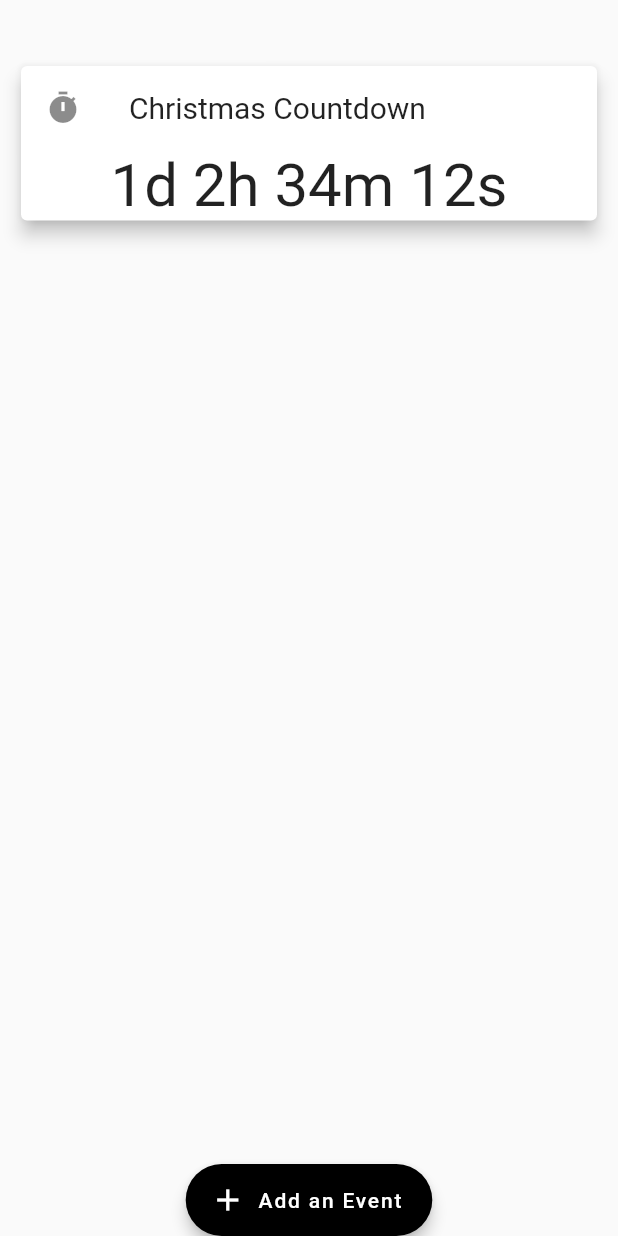
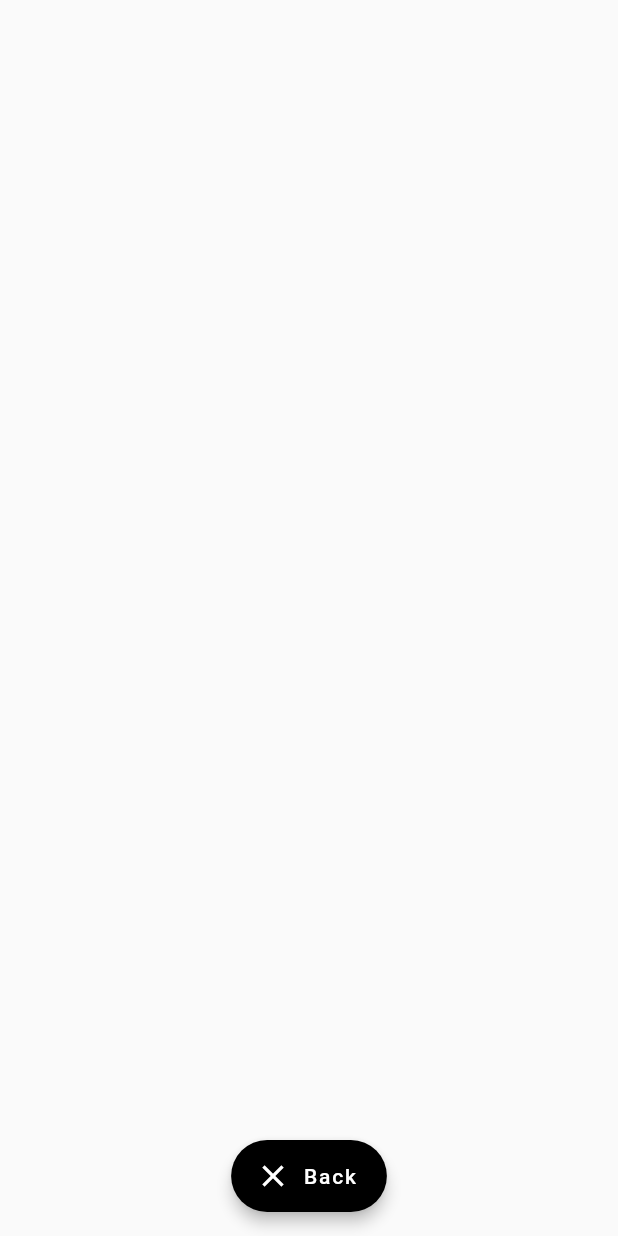
Before and after one commit to claveeq/countdown, a Flutter app: the screen it shows after launch, after a tap on "Add an Event", on a phone screen of 412 x 824 dp. Run offline on Flutter 3.47's test engine with Material 2 defaults, Android fonts, the phone set to English and light mode, and no system bars.

Commit message:
Add routes for creating an event

```diff
--- /dev/null
+++ b/lib/form_page.dart
@@ -0,0 +1,21 @@
+import 'package:flutter/material.dart';
+
+class FormPage extends StatelessWidget {
+  const FormPage({Key key}) : super(key: key);
+
+  @override
+  Widget build(BuildContext context) {
+    return Scaffold(
+      floatingActionButton: FloatingActionButton.extended(
+        elevation: 4.0,
+        backgroundColor: Colors.black,
+        icon: const Icon(Icons.close),
+        label: const Text('Back'),
+        onPressed: () {
+          Navigator.pop(context);
+        },
+      ),
+      floatingActionButtonLocation: FloatingActionButtonLocation.centerFloat,
+    );
+  }
+}
--- a/lib/homepage.dart
+++ b/lib/homepage.dart
@@ -1,24 +1,26 @@
 import 'package:flutter/material.dart';
 import 'package:flutter/widgets.dart';
+
+import 'form_page.dart';
 
 class Homepage extends StatelessWidget {
   const Homepage({Key key}) : super(key: key);
 
   @override
   Widget build(BuildContext context) {
-    return MaterialApp(
-      debugShowCheckedModeBanner: false,
-      home: Scaffold(
+    return Scaffold(
       body: EventCard(),
       floatingActionButton: FloatingActionButton.extended(
         elevation: 4.0,
         backgroundColor: Colors.black,
-          icon: const Icon(Icons.add),
+        icon: const Icon(Icons.alarm_add),
         label: const Text('Add an Event'),
-          onPressed: () {},
+        onPressed: () {
+          Navigator.push(
+              context, MaterialPageRoute(builder: (context) => FormPage()));
+        },
       ),
-        floatingActionButtonLocation: FloatingActionButtonLocation.centerDocked,
-      ),
+      floatingActionButtonLocation: FloatingActionButtonLocation.centerFloat,
     );
   }
 }
@@ -49,8 +51,7 @@ class EventCard extends StatelessWidget {
                 child: Text(
               '1d 2h 34m 12s',
               style: TextStyle(fontSize: 40),
-              )
-            ),
+            )),
           ],
         ),
       ),
--- a/lib/main.dart
+++ b/lib/main.dart
@@ -1,4 +1,16 @@
 import 'package:countdown/homepage.dart';
 import 'package:flutter/material.dart';
 
-void main() => runApp(Homepage());
+void main() => runApp(App());
+
+class App extends StatelessWidget {
+  const App({Key key}) : super(key: key);
+
+  @override
+  Widget build(BuildContext context) {
+    return MaterialApp(
+      home: Homepage(),
+      debugShowCheckedModeBanner: false,
+    );
+  }
+}
```
Lines whose indentation alone changed are shown as unchanged.
